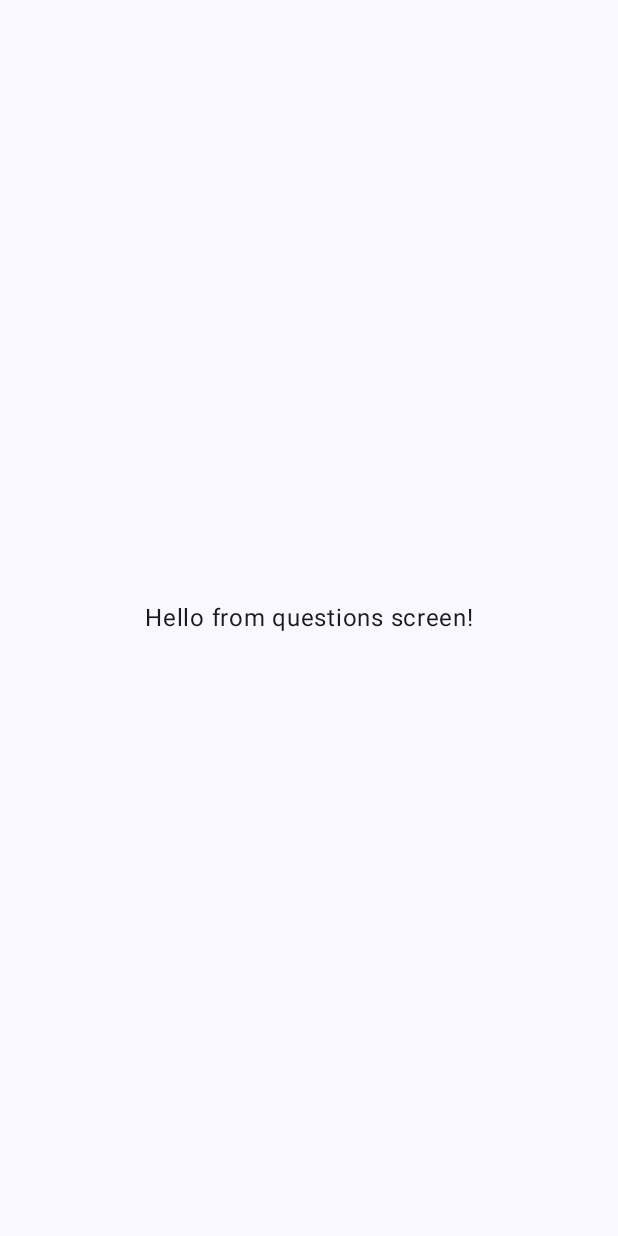
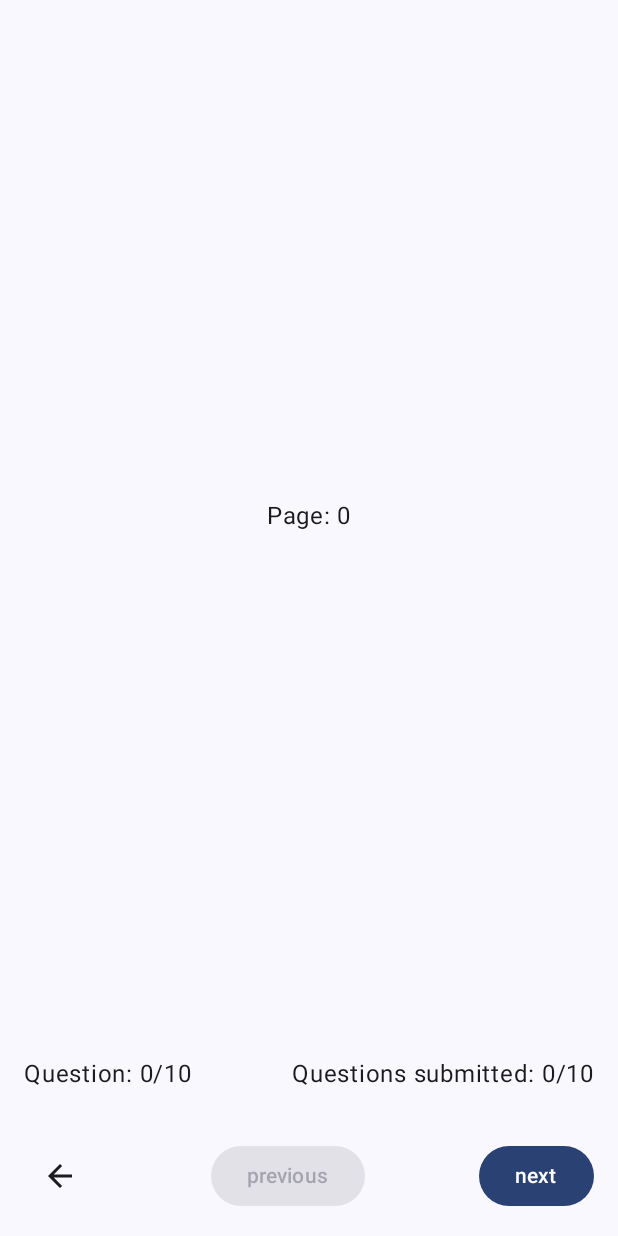
Before and after one commit to Malligan/XMSimpleSurvey, an Android app built with Jetpack Compose: the QuestionsScreen screen opened through its navigation route, on a phone screen of 412 x 824 dp. Before the commit the screen is almost empty. Run offline under Robolectric (Android 15) with nearby library versions, the phone set to English and light mode, and no system bars.

Commit message:
Questions feature implementation: screen content added

```diff
--- a/app/src/main/java/com/hrdk/xmsimplesurvey/MainActivity.kt
+++ b/app/src/main/java/com/hrdk/xmsimplesurvey/MainActivity.kt
@@ -17,12 +17,9 @@ import androidx.compose.ui.Modifier
 import androidx.compose.ui.tooling.preview.Preview
 import androidx.compose.ui.unit.dp
 import androidx.navigation.NavController
-import androidx.navigation.NavType
 import androidx.navigation.compose.NavHost
 import androidx.navigation.compose.composable
 import androidx.navigation.compose.rememberNavController
-import androidx.navigation.navArgument
-import com.hrdk.xmsimplesurvey.questions.DummyModuleClass
 import com.hrdk.xmsimplesurvey.questions.QuestionsScreen
 import com.hrdk.xmsimplesurvey.ui.theme.XMSimpleSurveyTheme
 
--- a/questions/build.gradle.kts
+++ b/questions/build.gradle.kts
@@ -49,6 +49,9 @@ dependencies {
     implementation("androidx.compose.ui:ui-tooling-preview")
     implementation("androidx.compose.material3:material3")
 
+    implementation("androidx.compose.material:material-icons-core:1.6.7")
+    implementation("androidx.compose.material:material-icons-extended:1.6.7")
+
     implementation("com.squareup.retrofit2:retrofit:2.9.0")
     implementation("com.squareup.retrofit2:converter-gson:2.9.0")
 
--- a/questions/src/main/java/com/hrdk/xmsimplesurvey/questions/questionsComposables.kt
+++ b/questions/src/main/java/com/hrdk/xmsimplesurvey/questions/questionsComposables.kt
@@ -1,30 +1,110 @@
 package com.hrdk.xmsimplesurvey.questions
 
+import androidx.compose.foundation.ExperimentalFoundationApi
 import androidx.compose.foundation.layout.Arrangement
+import androidx.compose.foundation.layout.Box
 import androidx.compose.foundation.layout.Column
-import androidx.compose.foundation.layout.fillMaxSize
+import androidx.compose.foundation.layout.Row
+import androidx.compose.foundation.layout.fillMaxHeight
+import androidx.compose.foundation.layout.fillMaxWidth
 import androidx.compose.foundation.layout.padding
+import androidx.compose.foundation.pager.HorizontalPager
+import androidx.compose.foundation.pager.rememberPagerState
+import androidx.compose.material.icons.Icons
+import androidx.compose.material.icons.automirrored.filled.ArrowBack
+import androidx.compose.material3.Button
+import androidx.compose.material3.Icon
+import androidx.compose.material3.IconButton
 import androidx.compose.material3.Text
 import androidx.compose.runtime.Composable
+import androidx.compose.runtime.derivedStateOf
+import androidx.compose.runtime.getValue
+import androidx.compose.runtime.remember
+import androidx.compose.runtime.rememberCoroutineScope
 import androidx.compose.ui.Alignment
 import androidx.compose.ui.Modifier
+import androidx.compose.ui.res.stringResource
 import androidx.compose.ui.unit.dp
 import androidx.navigation.NavController
+import kotlinx.coroutines.launch
 
+@OptIn(ExperimentalFoundationApi::class)
 @Composable
 fun QuestionsScreen(
     navController: NavController
 ) {
-    Column(
-        modifier = Modifier
-            .fillMaxSize()
-            .padding(16.dp),
-        verticalArrangement = Arrangement.Center,
-        horizontalAlignment = Alignment.CenterHorizontally
-    ) {
-        Text(
-            text = "Hello from questions screen!",
+    val pageCount = 10
+    val pagerState = rememberPagerState(pageCount = { pageCount })
+    val coroutineScope = rememberCoroutineScope()
+    val questionsSubmitted = 0
+
+    val isPervEnabled by remember {
+        derivedStateOf { pagerState.currentPage > 0 }
+    }
+
+    val isNextEnabled by remember {
+        derivedStateOf { pagerState.currentPage < pageCount - 1 }
+    }
+
+    Column(modifier = Modifier) {
+        HorizontalPager(
+            state = pagerState,
+            modifier = Modifier.weight(1f)
+        ) { page ->
+            ViewPagerItem(page = page)
+        }
+
+        Row(
             modifier = Modifier
-        )
+                .fillMaxWidth()
+                .padding(16.dp), horizontalArrangement = Arrangement.SpaceBetween
+        ) {
+            Text(text = "Question: ${pagerState.currentPage}/${pagerState.pageCount}")
+            Text(text = "Questions submitted: ${questionsSubmitted}/${pagerState.pageCount}")
+        }
+
+        Row(
+            modifier = Modifier
+                .fillMaxWidth()
+                .padding(16.dp), horizontalArrangement = Arrangement.SpaceBetween
+        ) {
+            IconButton(onClick = { navController.popBackStack() }) {
+                Icon(Icons.AutoMirrored.Filled.ArrowBack, contentDescription = "Favorite")
+            }
+
+            Button(
+                enabled = isPervEnabled,
+                onClick = {
+                    coroutineScope.launch {
+                        pagerState.animateScrollToPage(pagerState.currentPage - 1)
+                    }
+                }
+            ) {
+                Text(text = stringResource(id = R.string.prev_button))
+            }
+
+            Button(
+                enabled = isNextEnabled,
+                onClick = {
+                    coroutineScope.launch {
+                        pagerState.animateScrollToPage(pagerState.currentPage + 1)
+                    }
+                }
+            ) {
+                Text(text = stringResource(id = R.string.next_button))
+            }
+        }
     }
 }
+
+@Composable
+fun ViewPagerItem(page: Int) {
+    Box(
+        modifier = Modifier
+            .fillMaxWidth()
+            .fillMaxHeight(),
+        contentAlignment = Alignment.Center
+    ) {
+        Text(text = "Page: $page")
+    }
+}
--- /dev/null
+++ b/questions/src/main/res/values/strings.xml
@@ -0,0 +1,5 @@
+<?xml version="1.0" encoding="utf-8"?>
+<resources>
+    <string name="prev_button">previous</string>
+    <string name="next_button">next</string>
+</resources>
```
